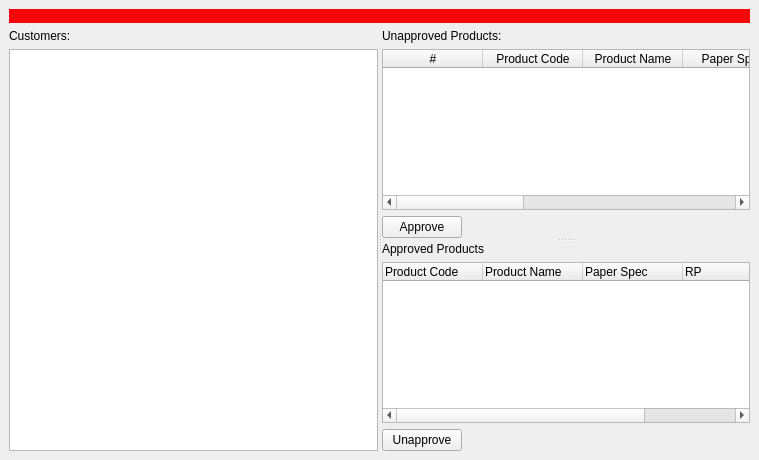
eboladev/smarterp, file megvel/erp_customers/productsapproval.ui: the form before one commit.
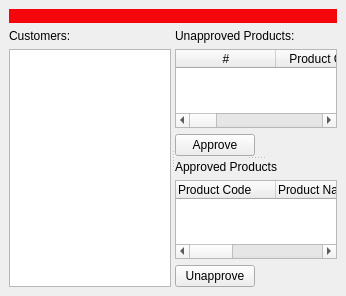
The form after the commit. Custom widgets are drawn as their Qt base class.

```diff
--- a/megvel/erp_customers/productsapproval.ui
+++ b/megvel/erp_customers/productsapproval.ui
@@ -6,8 +6,8 @@
    <rect>
     <x>0</x>
     <y>0</y>
-    <width>759</width>
-    <height>460</height>
+    <width>346</width>
+    <height>296</height>
    </rect>
   </property>
   <property name="windowTitle">
@@ -60,7 +60,7 @@
        <property name="orientation">
         <enum>Qt::Vertical</enum>
        </property>
-       <widget class="QWidget" name="">
+       <widget class="QWidget" name="layoutWidget">
         <layout class="QVBoxLayout" name="verticalLayout_2">
          <item>
           <widget class="QLabel" name="label_3">
@@ -139,7 +139,7 @@
          </item>
         </layout>
        </widget>
-       <widget class="QWidget" name="">
+       <widget class="QWidget" name="layoutWidget">
         <layout class="QVBoxLayout" name="verticalLayout_3">
          <item>
           <widget class="QLabel" name="label_2">
```
